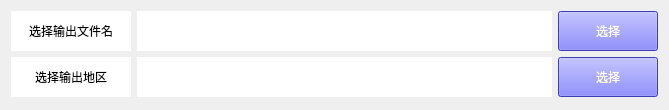
The window that gui/main/operation/edit_language.ui (WanKaKa/IjsGiftWall) describes before a commit, drawn with Qt 5.
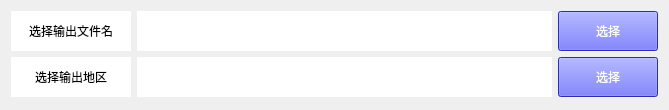
The same window after the commit.

```diff
--- a/gui/main/operation/edit_language.ui
+++ b/gui/main/operation/edit_language.ui
@@ -94,7 +94,7 @@
          <property name="styleSheet">
           <string notr="true">font: 12pt &quot;微软雅黑&quot;;
 color: rgb(255, 255, 255);
-background-color: rgb(85, 85, 255);</string>
+background-color: rgb(57, 61, 255);</string>
          </property>
          <property name="text">
           <string>选择</string>
@@ -187,7 +187,7 @@
          <property name="styleSheet">
           <string notr="true">font: 12pt &quot;微软雅黑&quot;;
 color: rgb(255, 255, 255);
-background-color: rgb(85, 85, 255);</string>
+background-color: rgb(57, 61, 255);</string>
          </property>
          <property name="text">
           <string>选择</string>
```
Left out of the diff: 4 changed lines with no effect on the pictures.
